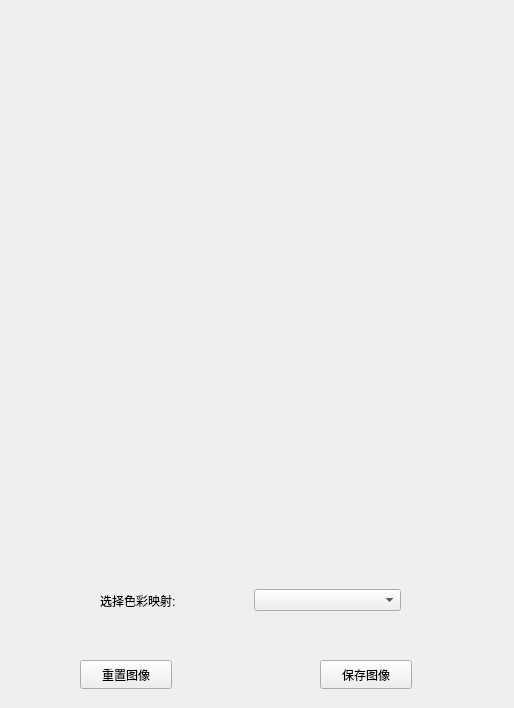
Old version of the form ImageWithUI/colormap.ui in the repository Obj4ct/ImageWithUI.
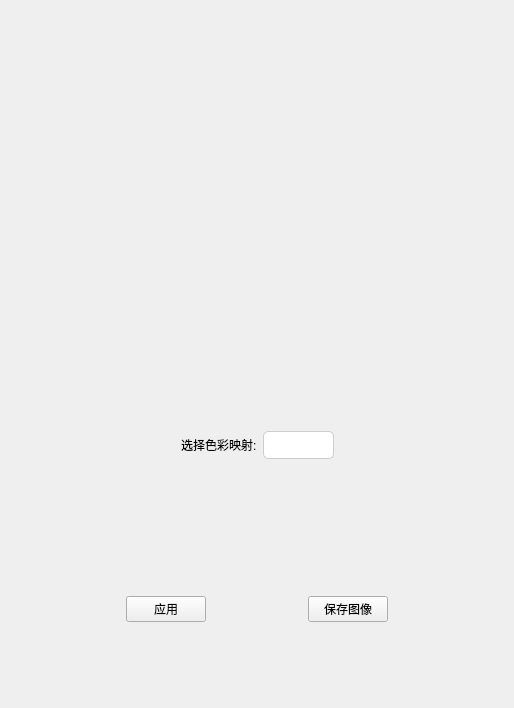
New version of the form.

```diff
--- a/ImageWithUI/colormap.ui
+++ b/ImageWithUI/colormap.ui
@@ -13,40 +13,81 @@
   <property name="windowTitle">
    <string>Form</string>
   </property>
+  <property name="styleSheet">
+   <string notr="true">/* QComboBox 样式 */
+QComboBox {
+    background-color: #ffffff; /* 背景颜色 */
+    border: 1px solid #ccc; /* 边框样式 */
+    border-radius: 5px; /* 圆角半径 */
+    padding: 5px; /* 内边距 */
+    color: #333; /* 文本颜色 */
+}
+
+QComboBox:hover {
+    border-color: #007BFF; /* 鼠标悬停时的边框颜色 */
+}
+
+
+
+QComboBox::drop-down {
+    subcontrol-origin: padding;
+    subcontrol-position: top right;
+    width: 15px; /* 下拉箭头区域的宽度 */
+    border-left-width: 0px; /* 隐藏下拉区域的左边框 */
+}
+
+/* QSlider 样式 */
+QSlider {
+    background-color: #f0f0f0; /* 背景颜色 */
+    height: 10px; /* 高度 */
+    margin: 5px 0; /* 外边距 */
+}
+
+QSlider::groove {
+    background-color: #ccc; /* 槽的颜色 */
+    border: 1px solid #ccc; /* 槽的边框样式 */
+    border-radius: 5px; /* 圆角半径 */
+}
+
+QSlider::handle {
+    background-color: #4CAF50; /* 滑块颜色 */
+    border: 1px solid #4CAF50; /* 滑块边框样式 */
+    width: 10px; /* 宽度 */
+    height: 20px; /* 高度 */
+    margin: -5px 0; /* 外边距 */
+    border-radius: 5px; /* 圆角半径 */
+}
+</string>
+  </property>
+  <layout class="QVBoxLayout" name="verticalLayout_2">
+   <item>
   <widget class="QLabel" name="imageLabel">
-   <property name="geometry">
-    <rect>
-     <x>0</x>
-     <y>0</y>
-     <width>512</width>
-     <height>512</height>
-    </rect>
-   </property>
-   <property name="minimumSize">
-    <size>
-     <width>512</width>
-     <height>512</height>
-    </size>
-   </property>
-   <property name="maximumSize">
-    <size>
-     <width>512</width>
-     <height>512</height>
-    </size>
-   </property>
    <property name="text">
     <string/>
    </property>
   </widget>
+   </item>
+   <item>
+    <widget class="QWidget" name="widget_3" native="true">
+     <layout class="QVBoxLayout" name="verticalLayout">
+      <item>
+       <widget class="QWidget" name="widget" native="true">
+        <layout class="QHBoxLayout" name="horizontalLayout">
+         <item>
+          <spacer name="horizontalSpacer_2">
+           <property name="orientation">
+            <enum>Qt::Horizontal</enum>
+           </property>
+           <property name="sizeHint" stdset="0">
+            <size>
+             <width>40</width>
+             <height>20</height>
+            </size>
+           </property>
+          </spacer>
+         </item>
+         <item>
   <widget class="QWidget" name="widget_select_colorMap" native="true">
-   <property name="geometry">
-    <rect>
-     <x>100</x>
-     <y>570</y>
-     <width>301</width>
-     <height>61</height>
-    </rect>
-   </property>
    <layout class="QHBoxLayout" name="horizontalLayout_2">
     <item>
      <widget class="QLabel" name="label">
@@ -60,32 +101,86 @@
     </item>
    </layout>
   </widget>
-  <widget class="QPushButton" name="btn_reset">
-   <property name="geometry">
-    <rect>
-     <x>80</x>
-     <y>660</y>
-     <width>92</width>
-     <height>29</height>
-    </rect>
-   </property>
+         </item>
+         <item>
+          <spacer name="horizontalSpacer">
+           <property name="orientation">
+            <enum>Qt::Horizontal</enum>
+           </property>
+           <property name="sizeHint" stdset="0">
+            <size>
+             <width>108</width>
+             <height>20</height>
+            </size>
+           </property>
+          </spacer>
+         </item>
+        </layout>
+       </widget>
+      </item>
+      <item>
+       <widget class="QWidget" name="widget_2" native="true">
+        <layout class="QHBoxLayout" name="horizontalLayout_3">
+         <item>
+          <spacer name="horizontalSpacer_4">
+           <property name="orientation">
+            <enum>Qt::Horizontal</enum>
+           </property>
+           <property name="sizeHint" stdset="0">
+            <size>
+             <width>40</width>
+             <height>20</height>
+            </size>
+           </property>
+          </spacer>
+         </item>
+         <item>
+          <widget class="QPushButton" name="btn_apply">
    <property name="text">
-    <string>重置图像</string>
-   </property>
-  </widget>
+            <string>应用</string>
+           </property>
+          </widget>
+         </item>
+         <item>
+          <spacer name="horizontalSpacer_5">
+           <property name="orientation">
+            <enum>Qt::Horizontal</enum>
+           </property>
+           <property name="sizeHint" stdset="0">
+            <size>
+             <width>40</width>
+             <height>20</height>
+            </size>
+           </property>
+          </spacer>
+         </item>
+         <item>
   <widget class="QPushButton" name="btn_save">
-   <property name="geometry">
-    <rect>
-     <x>320</x>
-     <y>660</y>
-     <width>92</width>
-     <height>29</height>
-    </rect>
-   </property>
    <property name="text">
     <string>保存图像</string>
    </property>
   </widget>
+         </item>
+         <item>
+          <spacer name="horizontalSpacer_6">
+           <property name="orientation">
+            <enum>Qt::Horizontal</enum>
+           </property>
+           <property name="sizeHint" stdset="0">
+            <size>
+             <width>40</width>
+             <height>20</height>
+            </size>
+           </property>
+          </spacer>
+         </item>
+        </layout>
+       </widget>
+      </item>
+     </layout>
+    </widget>
+   </item>
+  </layout>
  </widget>
  <resources/>
  <connections/>
```
Lines whose indentation alone changed are shown as unchanged.
